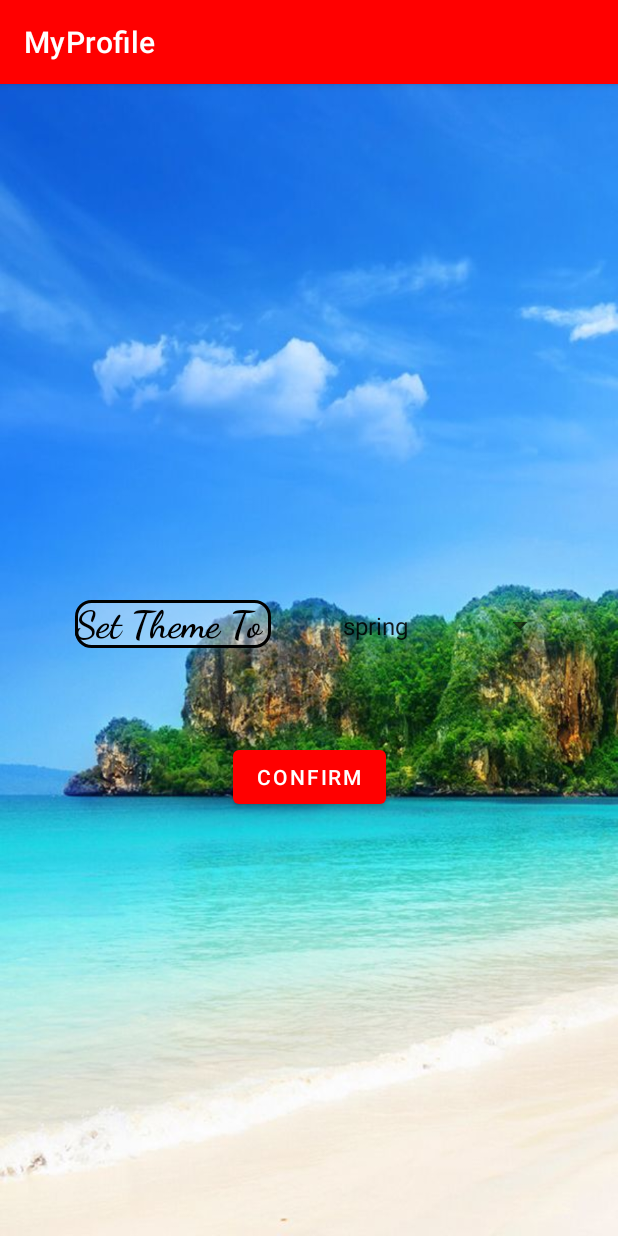
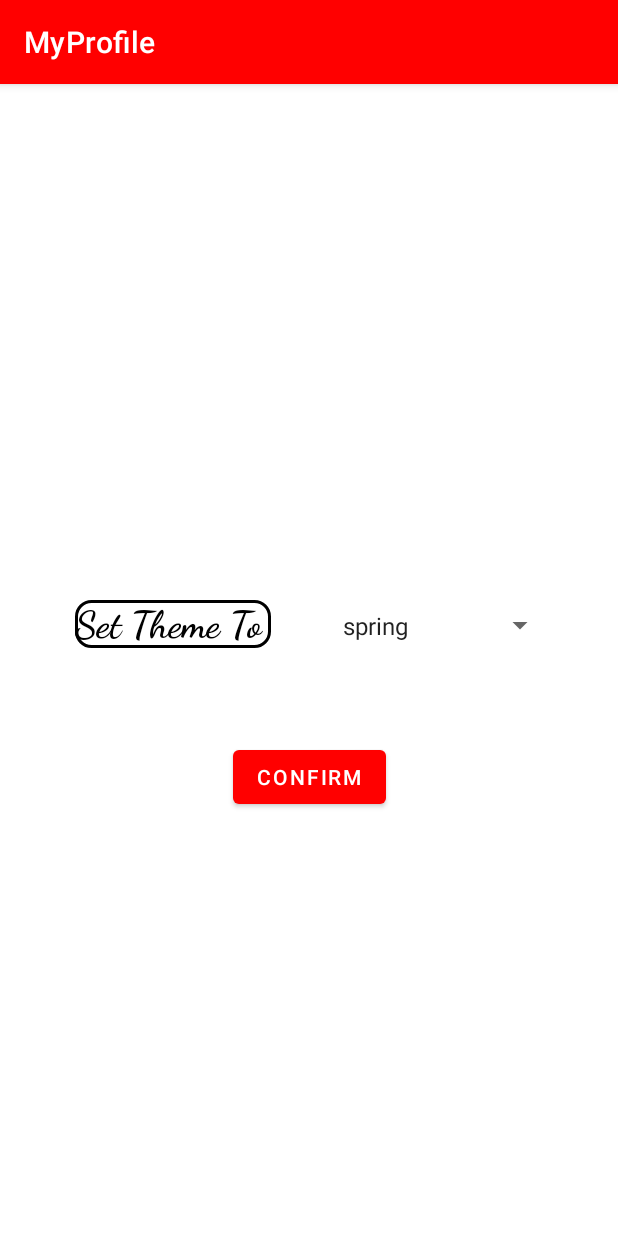
Before and after one commit to slinky07/MyProfile, an Android app: the screen it shows after launch (SpinnerActivity), after a tap on an icon or button, on a phone screen of 412 x 824 dp. Run offline under Robolectric (Android 15) with nearby library versions, the phone set to English and light mode, and no system bars.

Commit message:
Doing Shared Prefs

```diff
--- a/app/src/main/java/com/slinky/myprofile/MainActivity.java
+++ b/app/src/main/java/com/slinky/myprofile/MainActivity.java
@@ -7,6 +7,7 @@ import androidx.activity.result.contract.ActivityResultContracts;
 import androidx.appcompat.app.AppCompatActivity;
 
 import android.annotation.SuppressLint;
+import android.app.Activity;
 import android.content.Intent;
 import android.os.Bundle;
 import android.view.View;
@@ -20,6 +21,8 @@ public class MainActivity extends AppCompatActivity {
 
     @Override
     protected void onCreate(Bundle savedInstanceState) {
+        ThemeUtils.onCreateSetTheme(this, getSavedTheme());
+
         super.onCreate(savedInstanceState);
         setContentView(R.layout.activity_main);
        ImageButton btn = findViewById(R.id.settingsWheel);
@@ -50,4 +53,8 @@ public class MainActivity extends AppCompatActivity {
 //            }
 //    );
 
+    public int getSavedTheme() {
+        return 6;
+    }
+
 }
--- a/app/src/main/java/com/slinky/myprofile/SpinnerActivity.java
+++ b/app/src/main/java/com/slinky/myprofile/SpinnerActivity.java
@@ -3,6 +3,7 @@ package com.slinky.myprofile;
 import androidx.appcompat.app.AppCompatActivity;
 
 import android.content.Intent;
+import android.content.SharedPreferences;
 import android.os.Bundle;
 import android.view.View;
 import android.widget.AdapterView;
@@ -11,12 +12,40 @@ import android.widget.Button;
 import android.widget.Spinner;
 
 public class SpinnerActivity extends AppCompatActivity {
-    private  String selected = "spring";
+//    private  String selected = "spring";
+    private Spinner spin;
+    private Button btn;
+    private int defaultVal = 0;
     @Override
     protected void onCreate(Bundle savedInstanceState) {
         super.onCreate(savedInstanceState);
         setContentView(R.layout.activity_spinner);
-        Button btn = findViewById(R.id.confirmBtn);
+
+        initID();
+        btnListenner();
+        initSpinner();
+        spinListenner();
+
+        getSharedPref(); //see if necessary, already has default set
+
+    }
+
+    private void initID() {
+        spin = findViewById(R.id.spinnerID);
+        btn = findViewById(R.id.confirmBtn);
+    }
+
+    private void initSpinner() {
+        ArrayAdapter<CharSequence> stackAdapter = ArrayAdapter.createFromResource(
+                this,
+                R.array.seasonsList,
+                android.R.layout.simple_spinner_item
+        );
+        stackAdapter.setDropDownViewResource(android.R.layout.simple_spinner_dropdown_item);
+        spin.setAdapter(stackAdapter);
+    }
+
+    private void btnListenner() {
         btn.setOnClickListener(new View.OnClickListener() {
             @Override
             public void onClick(View view) {
@@ -26,23 +55,12 @@ public class SpinnerActivity extends AppCompatActivity {
                 launchMain();
             }
         });
-
-        Spinner spin = findViewById(R.id.spinnerID);
-
-        // init spinner
-        ArrayAdapter<CharSequence> stackAdapter = ArrayAdapter.createFromResource(
-                this,
-                R.array.seasonsList,
-                android.R.layout.simple_spinner_item
-        );
-        stackAdapter.setDropDownViewResource(android.R.layout.simple_spinner_dropdown_item);
-        spin.setAdapter(stackAdapter);
-
-        // set select listenner
+    }
+    private void spinListenner() {
         spin.setOnItemSelectedListener(new AdapterView.OnItemSelectedListener() {
             @Override
             public void onItemSelected(AdapterView<?> adapterView, View view, int i, long l) {
-                selected = spin.getItemAtPosition(i).toString();
+//                selected = spin.getItemAtPosition(i).toString();
             }
 
             @Override
@@ -51,10 +69,22 @@ public class SpinnerActivity extends AppCompatActivity {
             }
         });
     }
-
-    protected void launchMain() {
+    private void launchMain() {
 
         Intent intent = new Intent(this, MainActivity.class);
         startActivity(intent);
     }
+
+    public void getSharedPref() {
+        SharedPreferences sharedPreferences = getSharedPreferences(ThemeUtils.getPREF(), MODE_PRIVATE);
+        defaultVal = sharedPreferences.getInt("Theme", defaultVal);
+    }
+
+    private void getSharedPreference(int i) {
+        SharedPreferences sharedPreferences = getSharedPreferences(ThemeUtils.getPREF(), MODE_PRIVATE);
+        SharedPreferences.Editor editor = sharedPreferences.edit();
+        editor.putInt("Theme", ThemeUtils.getRightThemeVal(i));
+        editor.apply();
+
+    }
 }
--- /dev/null
+++ b/app/src/main/java/com/slinky/myprofile/ThemeUtils.java
@@ -0,0 +1,57 @@
+package com.slinky.myprofile;
+
+import android.app.Activity;
+import android.content.Intent;
+import android.content.SharedPreferences;
+
+public class ThemeUtils {
+
+    private static final String PREF = "myPreference";
+    private static int preferredTheme;
+    private final static int THEME_SPRING = 0;
+    private final static int THEME_SUMMER = 1;
+    private final static int THEME_AUTUMN = 2;
+    private final static int THEME_WINTER = 3;
+
+//    public static void doTheme(Activity activity, int theme) {
+//        preferredTheme = theme;
+//        activity.finish();
+//        activity.startActivity(new Intent(activity, activity.getClass()));
+//    }
+
+    public static void onCreateSetTheme(Activity activity, int preferredTheme) {
+        switch (preferredTheme) {
+            default:
+            case THEME_SPRING:
+                activity.setTheme(R.style.Theme_MyProfile_spring);
+                break;
+            case THEME_SUMMER:
+                activity.setTheme(R.style.Theme_MyProfile_summer);
+                break;
+            case THEME_AUTUMN:
+                activity.setTheme(R.style.Theme_MyProfile_autumn);
+                break;
+            case THEME_WINTER:
+                activity.setTheme(R.style.Theme_MyProfile_winter);
+                break;
+        }
+    }
+
+    public static String getPREF() {
+        return PREF;
+    }
+
+    public static int getRightThemeVal(int i) {
+        switch (i) {
+            case 1:
+                return THEME_SUMMER;
+            case 2:
+                return THEME_AUTUMN;
+            case 3:
+                return THEME_WINTER;
+            default:
+                return THEME_SPRING;
+        }
+    }
+
+}
--- a/app/src/main/res/values/styles.xml
+++ b/app/src/main/res/values/styles.xml
@@ -17,4 +17,5 @@
         <item name="android:focusableInTouchMode">true</item>
         <item name="android:color">#FF5722</item>
     </style>
+
 </resources>
--- a/app/src/main/res/values/themes.xml
+++ b/app/src/main/res/values/themes.xml
@@ -12,6 +12,20 @@
         <!-- Status bar color. -->
         <item name="android:statusBarColor" tools:targetApi="l">?attr/colorPrimaryVariant</item>
         <!-- Customize your theme here. -->
+
+    </style>
+
+    <style name="Theme.MyProfile.spring">
+        <item name="android:windowBackground">@drawable/spring</item>
+    </style>
+    <style name="Theme.MyProfile.summer">
         <item name="android:windowBackground">@drawable/summer</item>
     </style>
+    <style name="Theme.MyProfile.autumn">
+        <item name="android:windowBackground">@drawable/autumn</item>
+    </style>
+    <style name="Theme.MyProfile.winter">
+        <item name="android:windowBackground">@drawable/winter</item>
+    </style>
+
 </resources>
```
